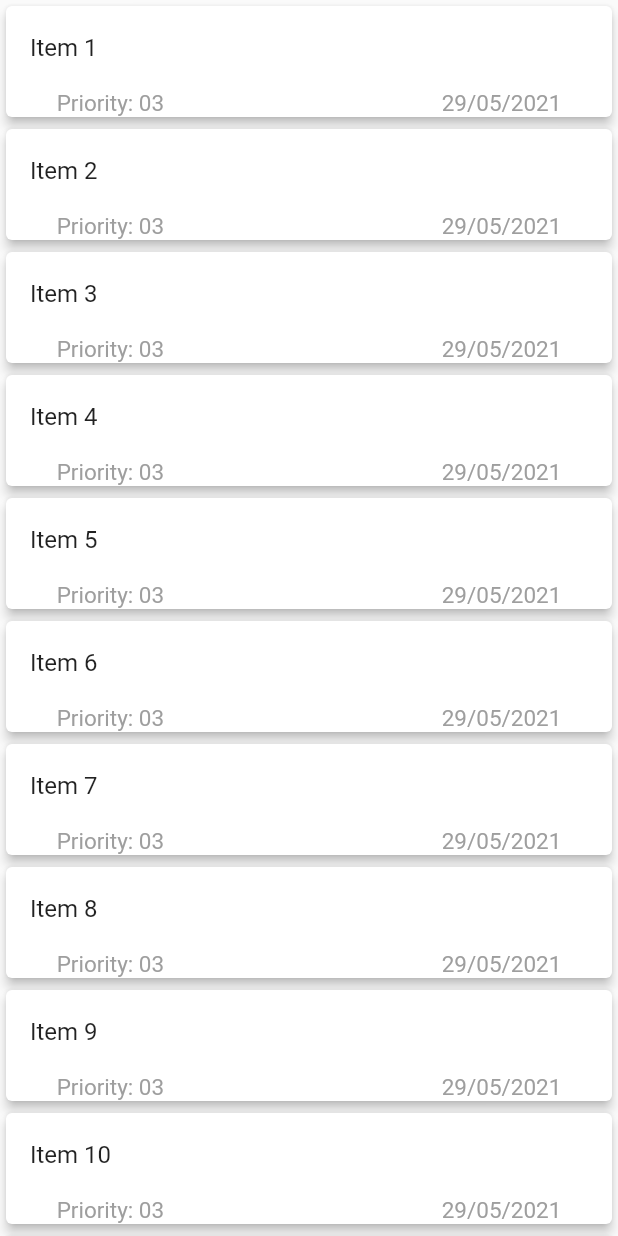
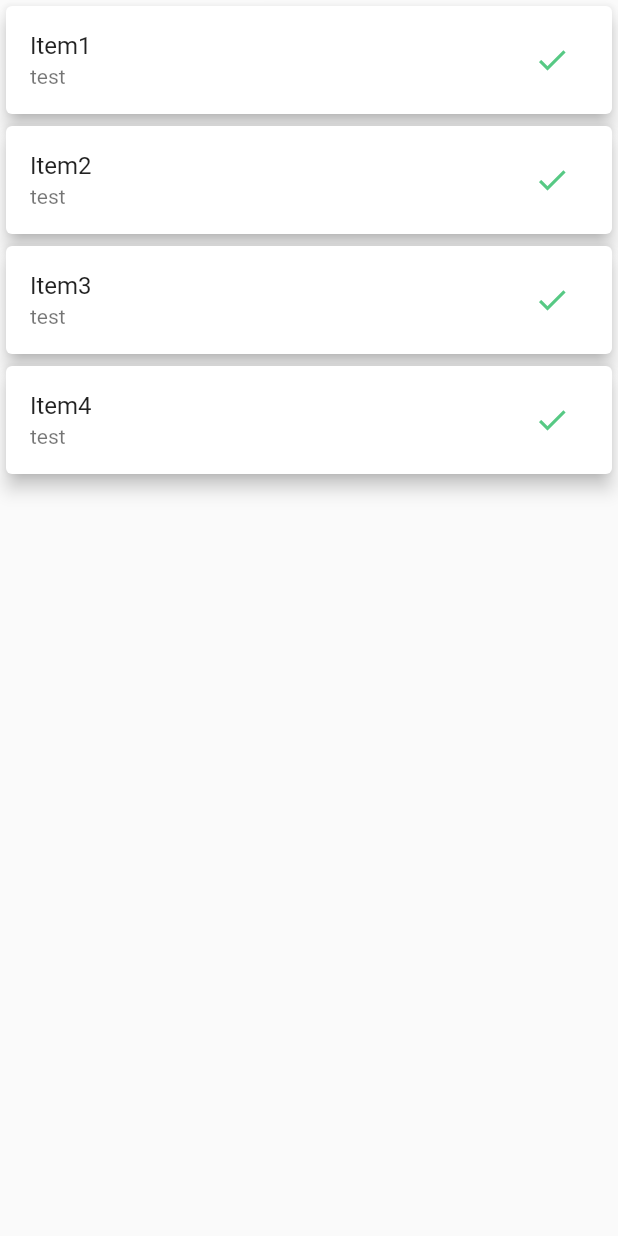
Before and after one commit to MoizesFSantos/To-Do_APP, a Flutter app: the Tasks widget shown alone on an empty page, opened directly, on a phone screen of 412 x 824 dp. Run offline on Flutter 3.47's test engine with Material 2 defaults, Android fonts, the phone set to English and light mode, and no system bars.

Commit message:
feat: littke changes

```diff
--- a/lib/components/task_component.dart
+++ b/lib/components/task_component.dart
@@ -6,10 +6,15 @@ class Tasks extends StatefulWidget {
 }
 
 class _TasksState extends State<Tasks> {
-  final todos = List<String>.generate(20, (index) => 'Item ${index + 1}');
+  var todos = [];
+
   @override
   void initState() {
     super.initState();
+    todos.add('Item1');
+    todos.add('Item2');
+    todos.add('Item3');
+    todos.add('Item4');
   }
 
   @override
@@ -18,44 +23,27 @@ class _TasksState extends State<Tasks> {
       itemCount: todos.length,
       itemBuilder: (BuildContext context, int index) {
         return Dismissible(
-            onDismissed: (direction) {
-              ScaffoldMessenger.of(context).showSnackBar(
-                  SnackBar(content: Text('${todos[index]} dismissed')));
-            },
           key: Key(todos[index]),
           child: Card(
-              elevation: 3,
-              child: Column(
-                children: [
-                  ListTile(
+            elevation: 5,
+            child: ListTile(
               title: Text(todos[index]),
+              subtitle: const Text('test'),
+              trailing: IconButton(
+                icon: const Icon(
+                  Icons.check,
+                  color: Color.fromARGB(246, 81, 199, 128),
                 ),
-                  Row(
-                    mainAxisAlignment: MainAxisAlignment.spaceAround,
-                    children: const [
-                      Text(
-                        'Priority: 03',
-                        style: TextStyle(
-                          color: Colors.grey,
-                          fontSize: 15,
+                onPressed: () {
+                  setState(() {
+                    todos.removeAt(index);
+                  });
+                },
               ),
-                      ),
-                      SizedBox(
-                        width: 50,
-                      ),
-                      Text(
-                        '29/05/2021',
-                        style: TextStyle(
-                          color: Colors.grey,
-                          fontSize: 15,
-                        ),
-                      )
-                    ],
-                  )
-                ],
             ),
           ),
         );
-        });
+      },
+    );
   }
 }
--- a/lib/screen/home.dart
+++ b/lib/screen/home.dart
@@ -57,7 +57,7 @@ class _HomeState extends State<Home> {
             return Dismissible(
               key: Key(todos[index]),
               child: Card(
-                elevation: 3,
+                elevation: 5,
                 child: ListTile(
                   title: Text(todos[index]),
                   subtitle: const Text('test'),
```
Lines whose indentation alone changed are shown as unchanged.
